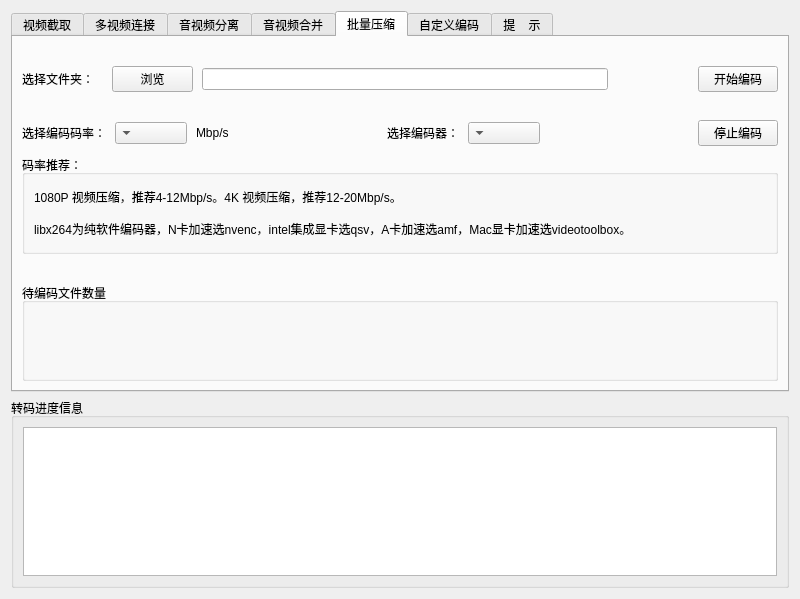
First picture: the form in mainui.ui, repository wbs21/LRConvert, before the edit.
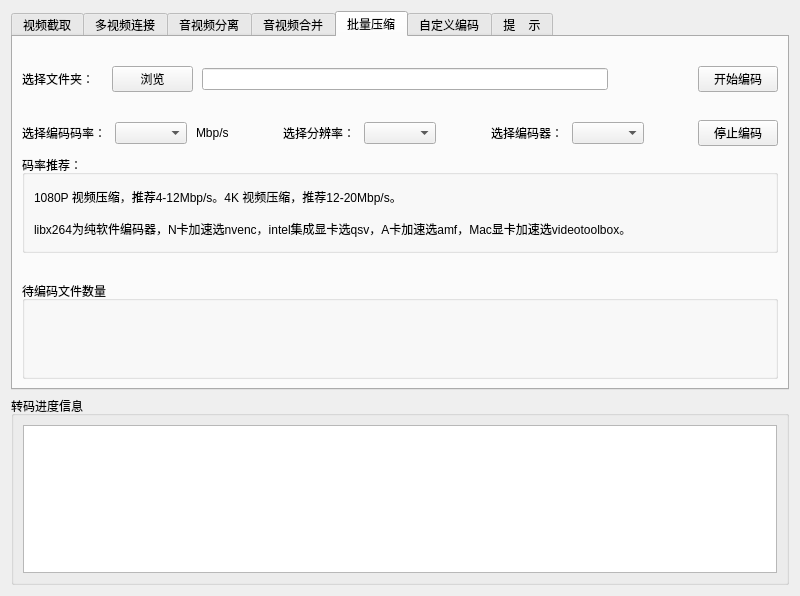
Second picture: the form after the edit. The open tabs and pages were chosen to show the change.

Patch:
```diff
--- a/mainui.ui
+++ b/mainui.ui
@@ -7,7 +7,7 @@
     <x>0</x>
     <y>0</y>
     <width>800</width>
-    <height>599</height>
+    <height>596</height>
    </rect>
   </property>
   <property name="windowTitle">
@@ -572,11 +572,7 @@
           </widget>
          </item>
          <item>
-          <widget class="QComboBox" name="T5bit">
-           <property name="layoutDirection">
-            <enum>Qt::RightToLeft</enum>
-           </property>
-          </widget>
+          <widget class="QComboBox" name="T5bit"/>
          </item>
          <item>
           <widget class="QLabel" name="label_20">
@@ -585,6 +581,29 @@
            </property>
           </widget>
          </item>
+         <item>
+          <spacer name="horizontalSpacer_8">
+           <property name="orientation">
+            <enum>Qt::Horizontal</enum>
+           </property>
+           <property name="sizeHint" stdset="0">
+            <size>
+             <width>40</width>
+             <height>20</height>
+            </size>
+           </property>
+          </spacer>
+         </item>
+         <item>
+          <widget class="QLabel" name="label_22">
+           <property name="text">
+            <string>选择分辨率：</string>
+           </property>
+          </widget>
+         </item>
+         <item>
+          <widget class="QComboBox" name="T5size"/>
+         </item>
          <item>
           <spacer name="horizontalSpacer_7">
            <property name="orientation">
@@ -606,11 +625,7 @@
           </widget>
          </item>
          <item>
-          <widget class="QComboBox" name="T5hwacc">
-           <property name="layoutDirection">
-            <enum>Qt::RightToLeft</enum>
-           </property>
-          </widget>
+          <widget class="QComboBox" name="T5hwacc"/>
          </item>
          <item>
           <spacer name="horizontalSpacer_6">
```
Left out of the diff: 4 changed lines with no effect on the pictures.
